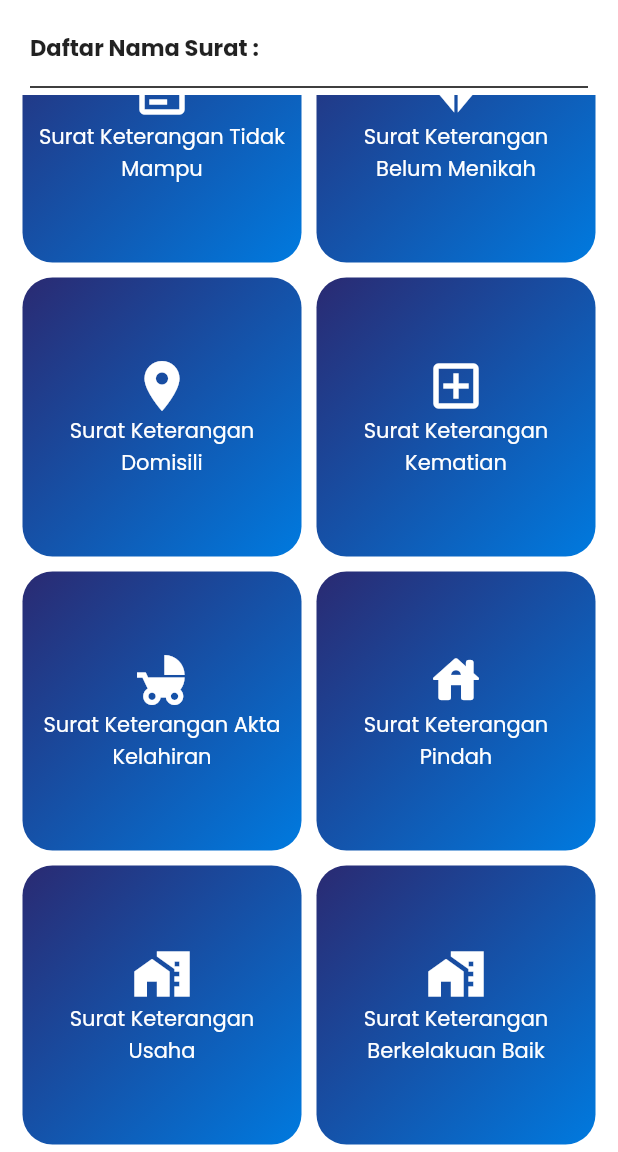
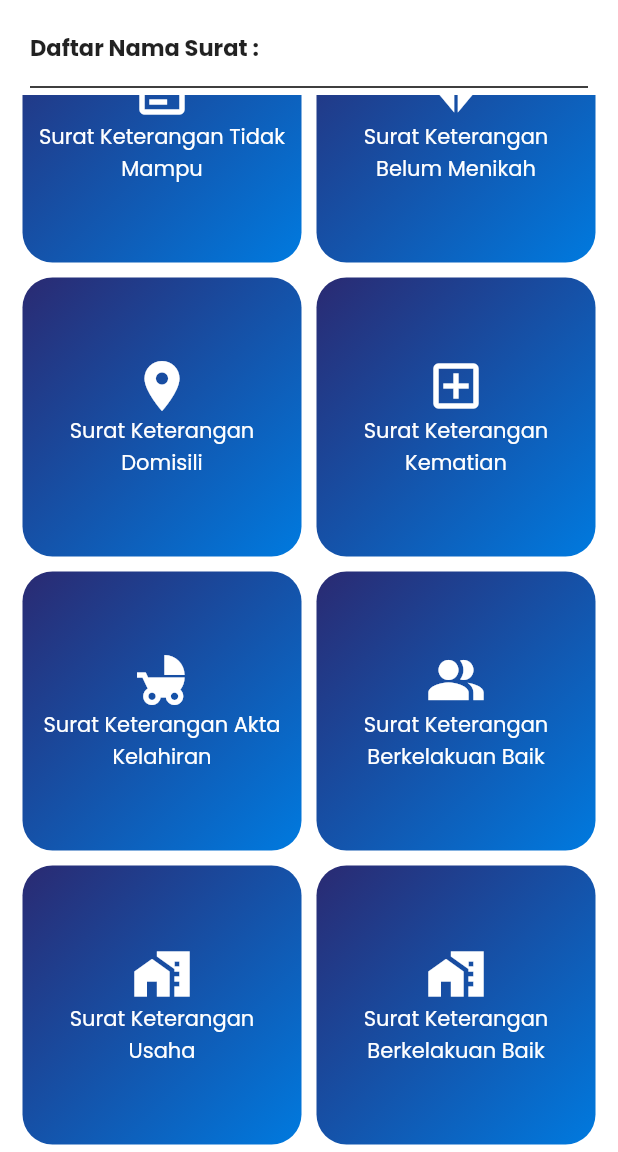
Before and after one commit to KelurahanKepuharjo/Mobile_App_Kelurahan_Kepuharjo, a Flutter app: the AppearancePengajuan screen opened directly, scrolled down 79 dp, on a phone screen of 412 x 824 dp, the part 84-1236 px from its top. Run offline on Flutter 3.47's test engine with Material 2 defaults, Android fonts, the phone set to English and light mode, and no system bars; our stand-ins replace awesome_dialog, awesome_snackbar_content, flutter_spinkit, fluttertoast, get, google_fonts and 6 more; missing offline and left inert: android_intent_plus, flutter_pdfview; accounts and stored records are empty; network calls fail.

Commit message:
update surat

```diff
--- a/lib/Screen/PengajuanSurat/widget_gridview_surat.dart
+++ b/lib/Screen/PengajuanSurat/widget_gridview_surat.dart
@@ -4,7 +4,6 @@ import 'package:kepuharjo_app/Screen/PengajuanSurat/Surat/Domisili.dart';
 import 'package:kepuharjo_app/Screen/PengajuanSurat/Surat/suket_akta_kelahiran.dart';
 import 'package:kepuharjo_app/Screen/PengajuanSurat/Surat/suket_berkelakuan_baik.dart';
 import 'package:kepuharjo_app/Screen/PengajuanSurat/Surat/suket_kematian.dart';
-import 'package:kepuharjo_app/Screen/PengajuanSurat/Surat/suket_pindah.dart';
 import 'package:kepuharjo_app/Screen/PengajuanSurat/Surat/suket_tidak_mampu.dart';
 import 'package:kepuharjo_app/Screen/PengajuanSurat/Surat/suket_belum_menikah.dart';
 import 'package:kepuharjo_app/Screen/PengajuanSurat/Surat/suket_usaha.dart';
@@ -47,8 +46,8 @@ GestureDetector getLetter(
       }
       if (index == 5) {
         //6.item
-        Navigator.push(
-            context, MaterialPageRoute(builder: (context) => const Pindah()));
+        Navigator.push(context,
+            MaterialPageRoute(builder: (context) => const BerkelakuanBaik()));
       }
       if (index == 6) {
         //6.item
@@ -56,8 +55,8 @@ GestureDetector getLetter(
             context, MaterialPageRoute(builder: (context) => const Usaha()));
       }
       if (index == 7) {
-        Navigator.push(
-          context, MaterialPageRoute(builder: (context) => const BerkelakuanBaik()));
+        Navigator.push(context,
+            MaterialPageRoute(builder: (context) => const BerkelakuanBaik()));
       }
     },
     child: Container(
@@ -137,9 +136,9 @@ class _WidgetGridViewSuratState extends State<WidgetGridViewSurat> {
           ),
           getLetter(
             context,
-            "Surat Keterangan Pindah",
+            "Surat Keterangan Berkelakuan Baik",
             5,
-            Icons.house_rounded,
+            Icons.people_alt,
           ),
           getLetter(
             context,
@@ -147,11 +146,8 @@ class _WidgetGridViewSuratState extends State<WidgetGridViewSurat> {
             6,
             Icons.home_work,
           ),
-          getLetter(context,
-          "Surat Keterangan Berkelakuan Baik",
-          7,
-          Icons.home_work
-          ),
+          getLetter(
+              context, "Surat Keterangan Berkelakuan Baik", 7, Icons.home_work),
         ],
       ),
     );
--- a/lib/Screen/Profil/widget_option_setting.dart
+++ b/lib/Screen/Profil/widget_option_setting.dart
@@ -26,8 +26,10 @@ class _WidgetOptionsSettingState extends State<WidgetOptionsSetting> {
               MaterialPageRoute(builder: (context) => const InfoAplikasi()));
         }
         if (index == 2) {
-          Navigator.push(context,
-              MaterialPageRoute(builder: (context) => AppearanceTentang()));
+          Navigator.push(
+              context,
+              MaterialPageRoute(
+                  builder: (context) => const AppearanceTentang()));
         }
         if (index == 3) {
           showSuccessDialog();
--- a/lib/Screen/Status/appearance_status.dart.dart
+++ b/lib/Screen/Status/appearance_status.dart.dart
@@ -2,11 +2,13 @@ import 'package:flutter/material.dart';
 import 'package:google_fonts/google_fonts.dart';
 import 'package:kepuharjo_app/Screen/Status/SuratAkta.dart';
 import 'package:kepuharjo_app/Screen/Status/SuratBelumMenikah.dart';
+import 'package:kepuharjo_app/Screen/Status/SuratBerkelakuanBaik.dart';
 import 'package:kepuharjo_app/Screen/Status/SuratDomisili.dart';
 import 'package:kepuharjo_app/Screen/Status/SuratPindah.dart';
 import 'package:kepuharjo_app/Screen/Status/SuratSKTM.dart';
 import 'package:kepuharjo_app/Screen/Status/SuratSelesai/SuratAkta.dart';
 import 'package:kepuharjo_app/Screen/Status/SuratSelesai/SuratBelumNikah.dart';
+import 'package:kepuharjo_app/Screen/Status/SuratSelesai/SuratBerkelakuanBaik.dart';
 import 'package:kepuharjo_app/Screen/Status/SuratSelesai/SuratDomisili.dart';
 import 'package:kepuharjo_app/Screen/Status/SuratSelesai/SuratKematian.dart';
 import 'package:kepuharjo_app/Screen/Status/SuratSelesai/SuratPindah.dart';
@@ -265,7 +267,7 @@ class _AppearanceStatusStatus extends State<AppearanceStatus> {
                                   context,
                                   MaterialPageRoute(
                                       builder: (context) =>
-                                          const PindahSelesai()));
+                                          const BerkelakuanBaikSelesai()));
                             },
                             child: Padding(
                               padding: const EdgeInsets.all(8.0),
@@ -285,7 +287,7 @@ class _AppearanceStatusStatus extends State<AppearanceStatus> {
                               ),
                             ),
                           ),
-                          // const SuratPindah(),
+                          const SuratBerkelakuanBaik(),
                         ],
                       ),
                     ),
```
Also changed, not shown: lib/Screen/Home/widget_surat.dart (+9 -9 lines), lib/Screen/Status/Detail/Detail_BerkelakuanBaik.dart (+12 -6 lines).
